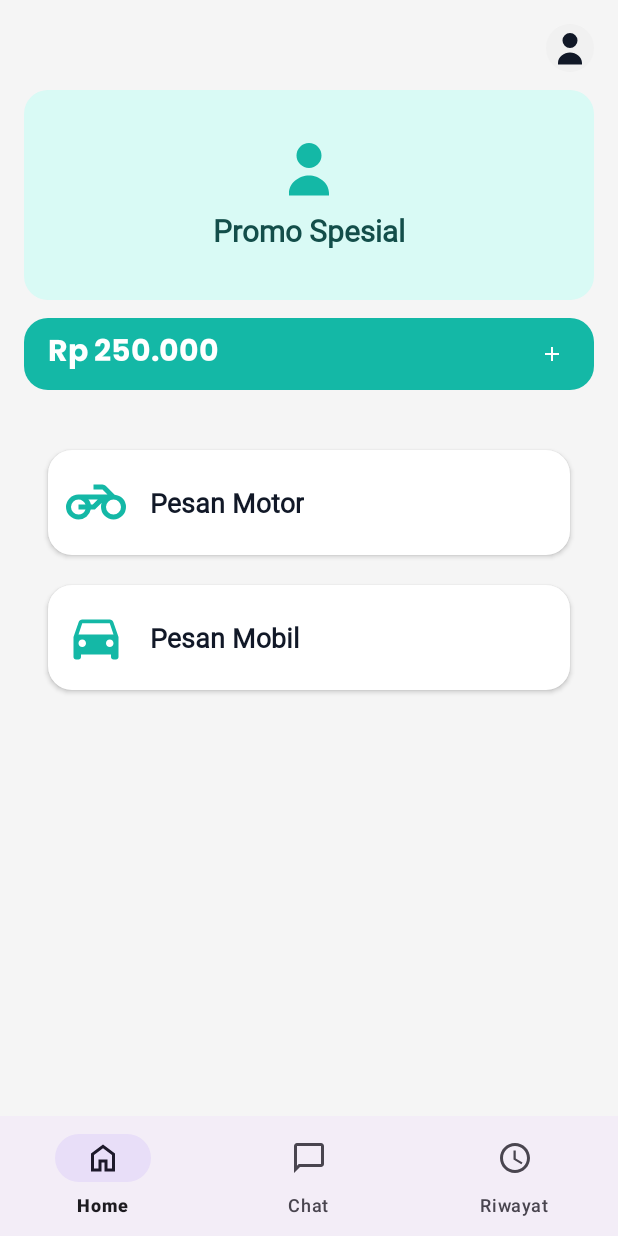
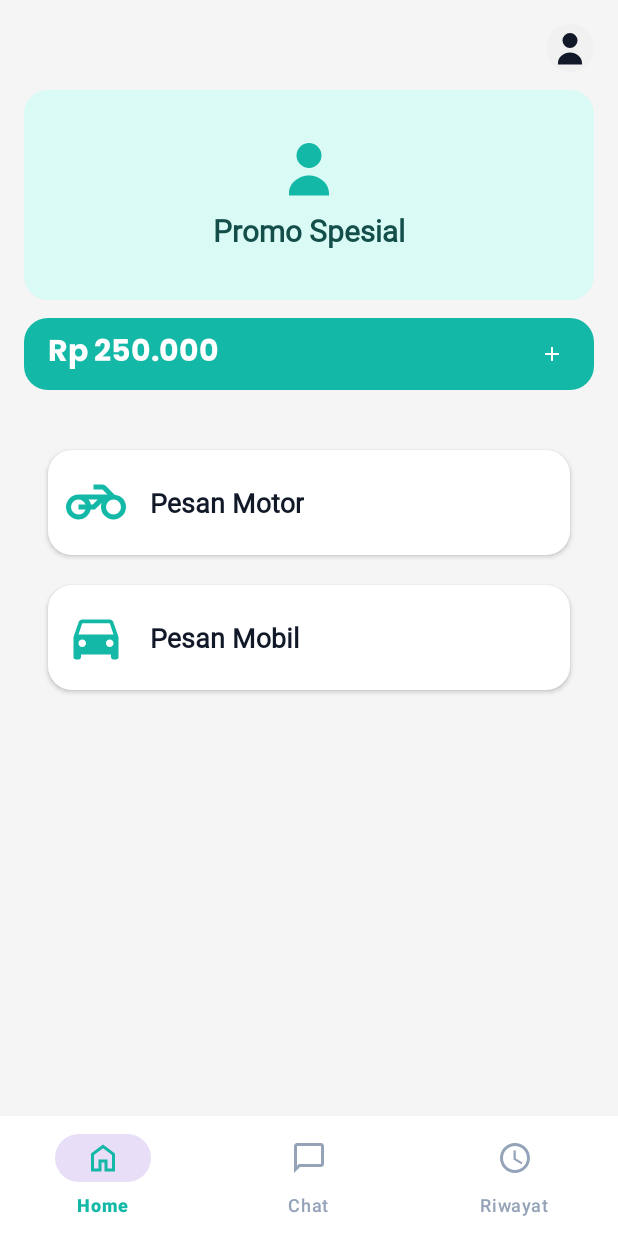
Before and after one commit to ShiraishiJunta/NgGojek, an Android app: the HomeActivity screen opened directly, with no data from a screen before it, on a phone screen of 412 x 824 dp. Run offline under Robolectric (Android 15) with nearby library versions, the phone set to English and light mode, and no system bars.

Commit message:
update warna nav bar

```diff
--- /dev/null
+++ b/app/src/main/res/color/nav_item_color.xml
@@ -0,0 +1,7 @@
+<?xml version="1.0" encoding="utf-8"?>
+<selector xmlns:android="http://schemas.android.com/apk/res/android">
+    <!-- Warna saat aktif/diklik (Hijau Teal) -->
+    <item android:color="#14B8A6" android:state_checked="true" />
+    <!-- Warna saat tidak aktif (Abu-abu) -->
+    <item android:color="#94A3B8" android:state_checked="false" />
+</selector>
--- a/app/src/main/res/layout/activity_home.xml
+++ b/app/src/main/res/layout/activity_home.xml
@@ -1,20 +1,13 @@
 <?xml version="1.0" encoding="utf-8"?>
-<androidx.constraintlayout.widget.ConstraintLayout xmlns:android="http://schemas.android.com/apk/res/android"
+<androidx.constraintlayout.widget.ConstraintLayout
+    xmlns:android="http://schemas.android.com/apk/res/android"
     xmlns:app="http://schemas.android.com/apk/res-auto"
     xmlns:tools="http://schemas.android.com/tools"
     android:id="@+id/main"
     android:layout_width="match_parent"
     android:layout_height="match_parent"
+    android:background="#F8FAFC"
     tools:context=".home.HomeActivity">
-
-    <com.google.android.material.bottomnavigation.BottomNavigationView
-        android:id="@+id/buttonNavButtom"
-        android:layout_width="0dp"
-        android:layout_height="wrap_content"
-        app:layout_constraintBottom_toBottomOf="parent"
-        app:layout_constraintEnd_toEndOf="parent"
-        app:layout_constraintStart_toStartOf="parent"
-        app:menu="@menu/bottom_menu"/>
 
     <androidx.fragment.app.FragmentContainerView
         android:id="@+id/fragmentContainerView"
@@ -27,4 +20,22 @@
         app:layout_constraintEnd_toEndOf="parent"
         app:layout_constraintStart_toStartOf="parent"
         app:layout_constraintTop_toTopOf="parent" />
+
+    <!-- BOTTOM NAVIGATION -->
+    <com.google.android.material.bottomnavigation.BottomNavigationView
+        android:id="@+id/buttonNavButtom"
+        android:layout_width="0dp"
+        android:layout_height="wrap_content"
+        android:background="#FFFFFF"
+        android:elevation="16dp"
+        app:itemIconTint="@color/nav_item_color"
+        app:itemTextColor="@color/nav_item_color"
+        app:itemRippleColor="#D9FAF5"
+        app:labelVisibilityMode="labeled"
+        app:menu="@menu/bottom_menu"
+        app:itemActiveIndicatorColor="@android:color/transparent"
+        app:layout_constraintBottom_toBottomOf="parent"
+        app:layout_constraintEnd_toEndOf="parent"
+        app:layout_constraintStart_toStartOf="parent" />
+
 </androidx.constraintlayout.widget.ConstraintLayout>
```
